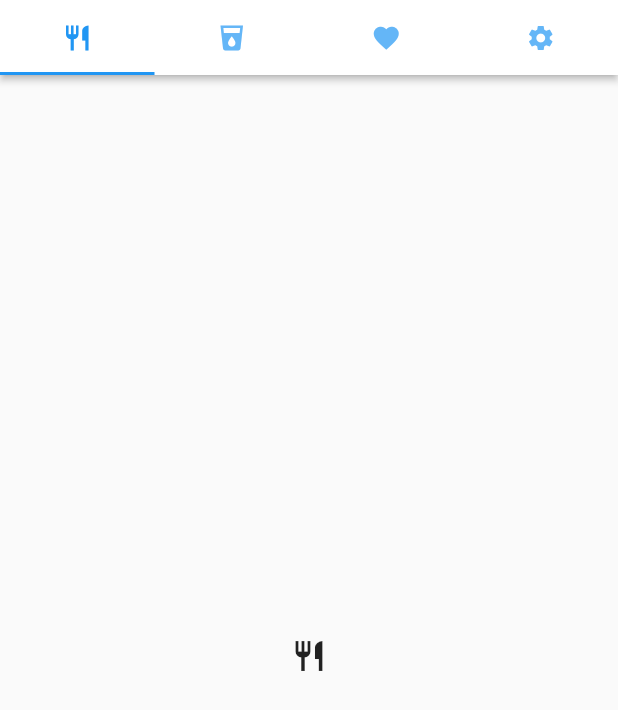
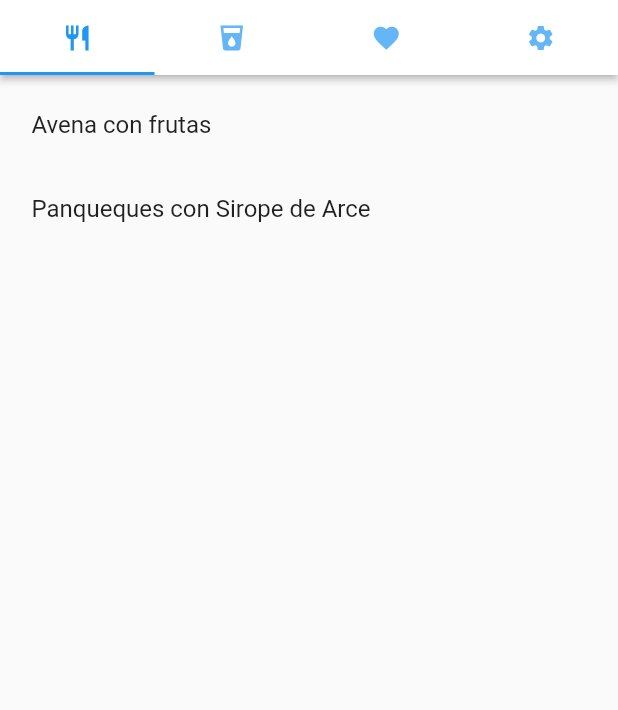
Before and after one commit to jlbarros/bocattos_app, a Flutter app: the HomeScreen screen opened directly, on a phone screen of 412 x 824 dp. Shown: the top 710 px of the screen. Run offline on Flutter 3.47's test engine with Material 2 defaults, Android fonts, the phone set to English and light mode, and no system bars.

Commit message:
# ID006 Modelo de datos y ListView
Al navegar a `HomeScreen` se presenta al usuario una lista de recetas
distribuidas en tres `ListViews`: Comidas, Bebidas y Favoritos.

Las recetas presentadas son datos estáticos de prueba.

# Nuevo
## lib/model/recipe.dart
- Crea la clase `Recipe`.

## lib/utils/store.dart
- Contiene instancias de la clase `Recipe`.

# Modificado
## lib/ui/screens/home.dart
- `HomeScreen` pasa ahora a ser una clase con estado que contiene
   dos listas, una de recetas y otra de recetas favoritas.

- Crea un `ListView` en cada `Tab`de la aplicación.

- En los `ListView` se presenta una lista de recetas de acuerdo
  al tipo de receta que debe mostrar cada tab.

En la rama master:
+:  lib/model/recipe.dart
+:  lib/utils/store.dart

*:  lib/ui/screens/home.dart

*:  CHANGELOG.md
*:  DOING.md
*:  wiki/06_data.adoc

```diff
--- /dev/null
+++ b/bocattos_app/lib/model/recipe.dart
@@ -0,0 +1,24 @@
+enum RecipeType {
+  food,
+  drink,
+}
+
+class Recipe {
+  final String id;
+  final RecipeType type;
+  final String name;
+  final Duration duration;
+  final List<String> ingredients;
+  final List<String> preparation;
+  final String imageURL;
+
+  const Recipe({
+    this.id,
+    this.type,
+    this.name,
+    this.duration,
+    this.ingredients,
+    this.preparation,
+    this.imageURL,
+  });
+}
--- a/bocattos_app/lib/ui/screens/home.dart
+++ b/bocattos_app/lib/ui/screens/home.dart
@@ -1,8 +1,49 @@
 import 'package:flutter/material.dart';
+import 'package:bocattos_app/model/recipe.dart';
+import 'package:bocattos_app/utils/store.dart';
 
-class HomeScreen extends StatelessWidget {
+class HomeScreen extends StatefulWidget {
+  @override
+  State<StatefulWidget> createState() => HomeScreenState();
+}
+
+class HomeScreenState extends State<HomeScreen> {
+  List<Recipe> recipes = getRecipes();
+  List<String> userFavorites = getFavoritesIDs();
+
+  // Los widgets inactivos llamarán a este método
+  // para avisarle al widget padre HomeScreen que
+  // debe refrescar el ListView.
+  void _handleFavoritesListChanged(String recipeID) {
+    // Establece el estado y refresca el widget.
+    setState(() {
+      if (userFavorites.contains(recipeID)) {
+        userFavorites.remove(recipeID);
+      } else {
+        userFavorites.add(recipeID);
+      }
+    });
+  }
+
   @override
   Widget build(BuildContext context) {
+    Column _buildRecipes(List<Recipe> recipeList) {
+      return Column(
+        children: <Widget>[
+          Expanded(
+            child: ListView.builder(
+              itemCount: recipeList.length,
+              itemBuilder: (BuildContext context, int index) {
+                return ListTile(
+                  title: Text(recipeList[index].name),
+                );
+              },
+            ),
+          ),
+        ],
+      );
+    }
+
     double _iconSize = 20.0;
 
     return DefaultTabController(
@@ -29,9 +70,18 @@ class HomeScreen extends StatelessWidget {
           child: TabBarView(
             //Marcadores de posición para el contenido de las pestañas:
             children: <Widget>[
-              Center(child: Icon(Icons.restaurant)),
-              Center(child: Icon(Icons.local_drink)),
-              Center(child: Icon(Icons.favorite)),
+              // Despliega recetas de tipo food:
+              _buildRecipes(recipes
+                .where((recipe) => recipe.type == RecipeType.food)
+                .toList()),
+              // Despliega recetas de tipo drink:
+              _buildRecipes(recipes
+                .where((recipe) => recipe.type == RecipeType.drink)
+                .toList()),
+              // Despliega recetas favoritas:
+              _buildRecipes(recipes
+                .where((recipe) => userFavorites.contains(recipe.id))
+                .toList()),
               Center(child: Icon(Icons.settings)),
             ],
           ),
--- /dev/null
+++ b/bocattos_app/lib/utils/store.dart
@@ -0,0 +1,92 @@
+import 'package:bocattos_app/model/recipe.dart';
+
+List<Recipe> getRecipes() {
+  return [
+    Recipe(
+      id: '0',
+      type: RecipeType.food,
+      name: 'Avena con frutas',
+      duration: Duration(minutes: 15),
+      ingredients: [
+        '100 gr de avena',
+        '100 ml de leche',
+        'Frutas de su elección',
+        'Miel',
+        'Canela',
+      ],
+      preparation: [
+        'Paso 1',
+        'Paso 2',
+        'Paso 3',
+      ],
+      imageURL: 'https://images.unsplash.com/photo-1517673400267-0251440c45dc?ixlib=rb-0.3.5&ixid=eyJhcHBfaWQiOjEyMDd9&s=f197f4922b3f26ed3f4e3e66a113b67b&auto=format&fit=crop&w=1050&q=80'
+    ),
+    Recipe(
+      id: '1',
+      type: RecipeType.food,
+      name: 'Panqueques con Sirope de Arce',
+      duration: Duration(minutes: 20),
+      ingredients: [
+        '2 huevos',
+        '100 ml of leche',
+        '50 gr of harina',
+        '10 gr of mantequilla',
+        'Levadura en polvo',
+        'Sirope de arce',
+      ],
+      preparation: [
+        'Step 1',
+        'Step 2',
+        'Step 3',
+      ],
+      imageURL:
+          'https://images.unsplash.com/photo-1517741991040-91338b176129?ixlib=rb-0.3.5&ixid=eyJhcHBfaWQiOjEyMDd9&s=f65c4032c1b3131f829d464fb979f5e8&auto=format&fit=crop&w=675&q=80',
+    ),
+    Recipe(
+      id: '2',
+      type: RecipeType.drink,
+      name: 'Jugo de fresa',
+      duration: Duration(minutes: 10),
+      ingredients: [
+        '100 gr of fresas',
+        '500 ml of agua',
+        '2 cucharaditas de azúcar',
+        'Jugo de medio limón',
+      ],
+      preparation: [
+        'Step 1',
+        'Step 2',
+        'Step 3',
+      ],
+      imageURL:
+          'https://images.unsplash.com/photo-1506802913710-40e2e66339c9?ixlib=rb-0.3.5&ixid=eyJhcHBfaWQiOjEyMDd9&s=c8ffc5bbb3719b5a46ee703acb0a0ac5&auto=format&fit=crop&w=634&q=80',
+    ),
+    Recipe(
+      id: '3',
+      type: RecipeType.drink,
+      name: 'Batido de arándanos',
+      duration: Duration(minutes: 10),
+      ingredients: [
+        '100 gr of arándanos frescos',
+        '200 gr of yogur natural',
+        '100 ml of leche',
+        '1 banano',
+      ],
+      preparation: [
+        'Step 1',
+        'Step 2',
+        'Step 3',
+      ],
+      imageURL:
+          'https://images.unsplash.com/photo-1532301791573-4e6ce86a085f?ixlib=rb-0.3.5&ixid=eyJhcHBfaWQiOjEyMDd9&s=c0d9fe8ce9033db3a46ddf00bba92240&auto=format&fit=crop&w=1050&q=80',
+    ),
+  ];
+}
+
+List<String> getFavoritesIDs() {
+  return [
+    '0',
+    '2',
+    '3',
+  ];
+}
```
Also changed, not shown: 3 other files.
